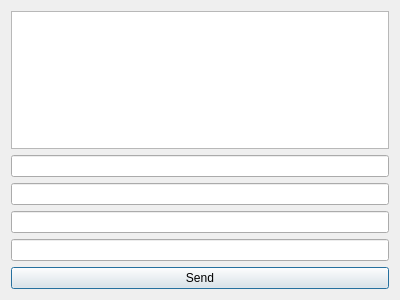
Before: the Qt Designer form chatdialog.ui in akaimoe/AkaiChat, drawn with Qt 5.
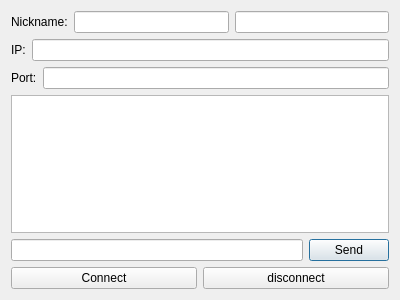
After: the same form once the commit is applied.

Patch:
```diff
--- a/chatdialog.ui
+++ b/chatdialog.ui
@@ -15,26 +15,84 @@
   </property>
   <layout class="QVBoxLayout" name="verticalLayout">
    <item>
-    <widget class="QTextBrowser" name="chatHistory"/>
+    <layout class="QHBoxLayout" name="horizontalLayout">
+     <item>
+      <widget class="QLabel" name="nicknameLabel">
+       <property name="text">
+        <string>Nickname:</string>
+       </property>
+      </widget>
+     </item>
+     <item>
+      <widget class="QLineEdit" name="nicknameEdit"/>
+     </item>
+     <item>
+      <widget class="QLineEdit" name="targetNicknameEdit"/>
+     </item>
+    </layout>
    </item>
    <item>
-    <widget class="QLineEdit" name="messageEdit"/>
+    <layout class="QHBoxLayout" name="horizontalLayout_2">
+     <item>
+      <widget class="QLabel" name="ipLabel">
+       <property name="text">
+        <string>IP:</string>
+       </property>
+      </widget>
+     </item>
+     <item>
+      <widget class="QLineEdit" name="ipEdit"/>
+     </item>
+    </layout>
    </item>
    <item>
-    <widget class="QLineEdit" name="ipEdit"/>
+    <layout class="QHBoxLayout" name="horizontalLayout_3">
+     <item>
+      <widget class="QLabel" name="portLabel">
+       <property name="text">
+        <string>Port:</string>
+       </property>
+      </widget>
+     </item>
+     <item>
+      <widget class="QLineEdit" name="portEdit"/>
+     </item>
+    </layout>
    </item>
    <item>
-    <widget class="QLineEdit" name="portEdit"/>
+    <widget class="QTextEdit" name="chatHistory"/>
    </item>
    <item>
-    <widget class="QLineEdit" name="nicknameEdit"/>
+    <layout class="QHBoxLayout" name="horizontalLayout_4">
+     <item>
+      <widget class="QLineEdit" name="messageEdit"/>
+     </item>
+     <item>
+      <widget class="QPushButton" name="sendButton">
+       <property name="text">
+        <string>Send</string>
+       </property>
+      </widget>
+     </item>
+    </layout>
    </item>
    <item>
-    <widget class="QPushButton" name="sendButton">
-     <property name="text">
-      <string>Send</string>
-     </property>
-    </widget>
+    <layout class="QHBoxLayout" name="horizontalLayout_5">
+     <item>
+      <widget class="QPushButton" name="connectButton">
+       <property name="text">
+        <string>Connect</string>
+       </property>
+      </widget>
+     </item>
+     <item>
+      <widget class="QPushButton" name="disconnectButton">
+       <property name="text">
+        <string>disconnect</string>
+       </property>
+      </widget>
+     </item>
+    </layout>
    </item>
   </layout>
  </widget>
```
Left out of the diff: 2 changed lines with no effect on the pictures.
